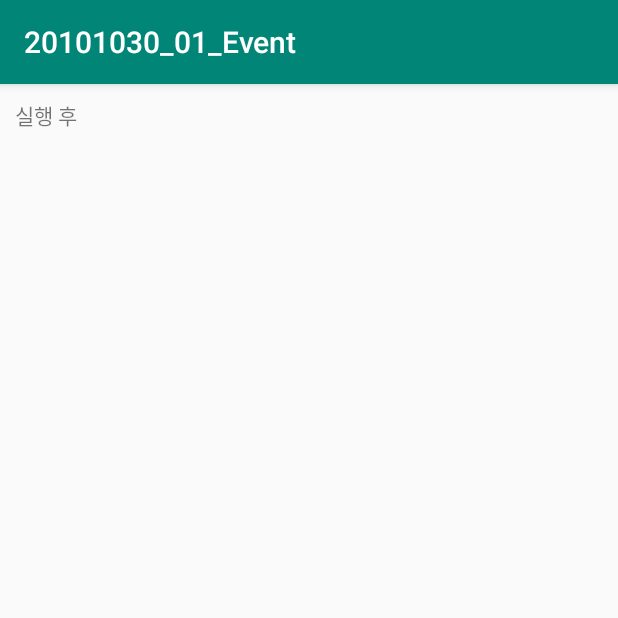
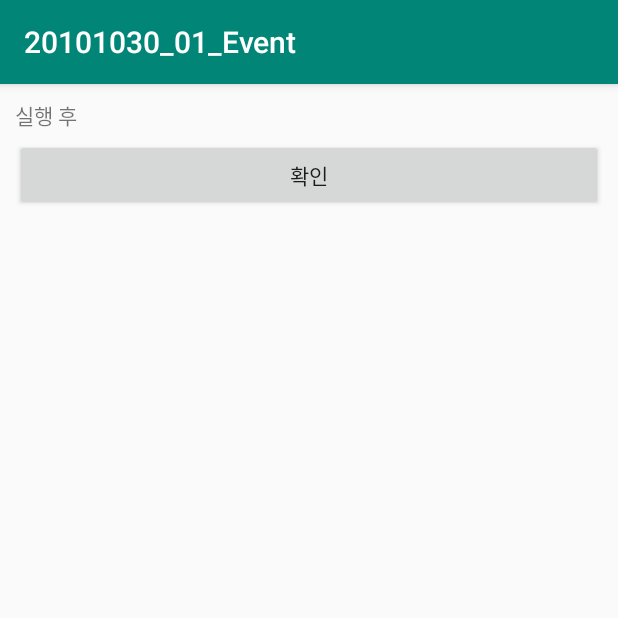
Before and after one commit to sjsid79/191030_01_Event, an Android app: the screen it shows after launch (MainActivity), on a phone screen of 412 x 824 dp, the top half of it. Run offline under Robolectric (Android 15) with nearby library versions, the phone set to English and light mode, and no system bars.

Commit message:
이벤트 처리 연습 1. ArrayList 2. 조건문

```diff
--- a/app/src/main/java/com/tjoeun/a20101030_01_event/MainActivity.kt
+++ b/app/src/main/java/com/tjoeun/a20101030_01_event/MainActivity.kt
@@ -2,6 +2,7 @@ package com.tjoeun.a20101030_01_event
 
 import androidx.appcompat.app.AppCompatActivity
 import android.os.Bundle
+import android.util.Log
 import kotlinx.android.synthetic.main.activity_main.*
 
 class MainActivity : AppCompatActivity() {
@@ -13,5 +14,60 @@ class MainActivity : AppCompatActivity() {
         setContentView(R.layout.activity_main)
 
         firstTextView.text = "실행 후"
+
+        okBtn.setOnClickListener {
+            firstTextView.text = "확인버튼 클릭됨"
+        }
+
+        okBtn.setOnLongClickListener{
+            firstTextView.text = "확인버튼 롱클릭"
+            return@setOnLongClickListener true
+        }
+
+        // @라벨에 대한 예시. 책 49page
+        firstFor@ for (i in 0..10){
+            secondFor@ for (j in 0..10){
+                if (j==2){
+                    break@firstFor
+                }
+            }
+        }
+
+        var stringList:ArrayList<String> = ArrayList()
+
+        stringList.add("신정식")   // "신정식" 글자를 배열에 추가
+        stringList.add("조경진")   // "조경진" 글자를 배열에 추가
+        stringList.add("홍길동")   // "홍길동" 글자를 배열에 추가
+
+        var intList:ArrayList<Int> = ArrayList()
+        intList.add(10)             // 숫자 10을 배열에 추가
+        intList.add(30)             // 숫자 30을 배열에 추가
+        intList.add(50)             // 숫자 50을 배열에 추가
+
+        Log.d("정수배열의길이", String.format("%d", intList.size))
+
+        // "홍길동"은 몇번째로 넣었을까? 어느 위치?
+        val indexOfHong = stringList.indexOf("홍길동")
+        Log.d("정수배열의위치", String.format("%d", indexOfHong))
+
+        // "홍길동"을 제거
+        stringList.remove("홍길동")
+
+        var a = 10
+        var b = 20
+
+        var c = if(a==b){
+            Log.d("로그","둘이 같다.")
+        } else {
+            Log.d("로그", "둘이 다르다.")
+        }   //이런 문법도 가능 책기준 39page
+
+        when(a){
+            0,1 -> Log.d("when연습", "a가 0이나 1이다")
+            in 2..5 -> Log.d("when연습", "a가 2~5 사이다")
+            in intList -> Log.d("when연습", "a가 intList에 포함")
+            !in intList -> Log.d("when연습", "a가 intList에 불포함")
+        }
+
     }
 }
--- a/app/src/main/res/layout/activity_main.xml
+++ b/app/src/main/res/layout/activity_main.xml
@@ -16,5 +16,12 @@
         android:layout_height="wrap_content"
         android:text="초기값"/>
 
+    <Button
+        android:id="@+id/okBtn"
+        android:layout_width="match_parent"
+        android:layout_height="wrap_content"
+        android:text="확인"
+        android:layout_marginTop="5dp"/>
+
 
 </LinearLayout>
```
